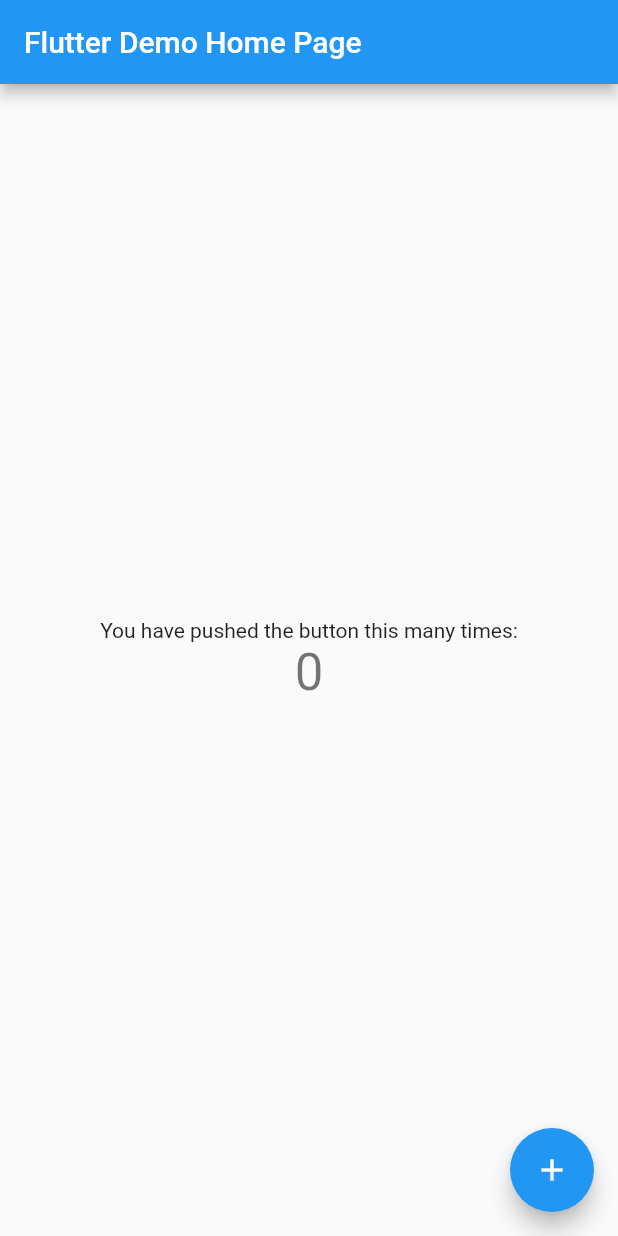
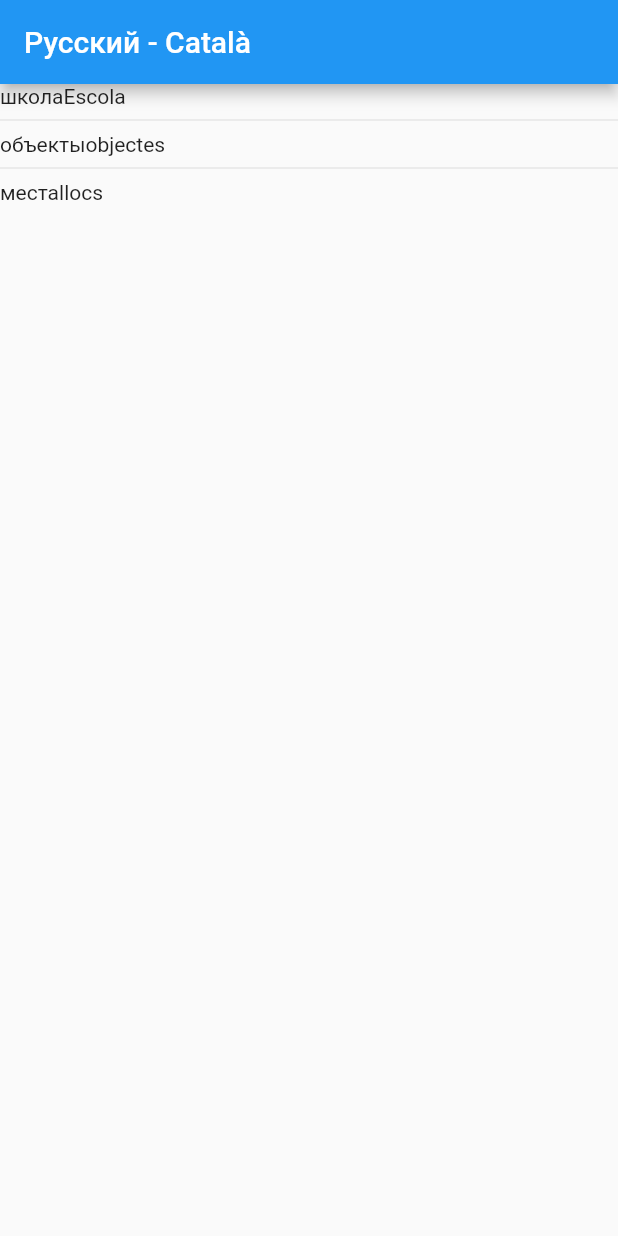
Before and after one commit to Menjaplom/glossary, a Flutter app: the screen it shows after launch, on a phone screen of 412 x 824 dp. Run offline on Flutter 3.47's test engine with Material 2 defaults, Android fonts, the phone set to English and light mode, and no system bars; our stand-ins replace flutter_spinkit.

Commit message:
Add basic loading page + mock home page

```diff
--- a/lib/main.dart
+++ b/lib/main.dart
@@ -1,113 +1,9 @@
 import 'package:flutter/material.dart';
+import 'package:glossary/pages/home_page.dart';
+import 'package:glossary/pages/loading.dart';
 
-void main() {
-  runApp(MyApp());
-}
-
-class MyApp extends StatelessWidget {
-  // This widget is the root of your application.
-  @override
-  Widget build(BuildContext context) {
-    return MaterialApp(
-      title: 'Flutter Demo',
-      theme: ThemeData(
-        // This is the theme of your application.
-        //
-        // Try running your application with "flutter run". You'll see the
-        // application has a blue toolbar. Then, without quitting the app, try
-        // changing the primarySwatch below to Colors.green and then invoke
-        // "hot reload" (press "r" in the console where you ran "flutter run",
-        // or simply save your changes to "hot reload" in a Flutter IDE).
-        // Notice that the counter didn't reset back to zero; the application
-        // is not restarted.
-        primarySwatch: Colors.blue,
-      ),
-      home: MyHomePage(title: 'Flutter Demo Home Page'),
-    );
-  }
-}
-
-class MyHomePage extends StatefulWidget {
-  MyHomePage({Key? key, required this.title}) : super(key: key);
-
-  // This widget is the home page of your application. It is stateful, meaning
-  // that it has a State object (defined below) that contains fields that affect
-  // how it looks.
-
-  // This class is the configuration for the state. It holds the values (in this
-  // case the title) provided by the parent (in this case the App widget) and
-  // used by the build method of the State. Fields in a Widget subclass are
-  // always marked "final".
-
-  final String title;
-
-  @override
-  _MyHomePageState createState() => _MyHomePageState();
-}
-
-class _MyHomePageState extends State<MyHomePage> {
-  int _counter = 0;
-
-  void _incrementCounter() {
-    setState(() {
-      // This call to setState tells the Flutter framework that something has
-      // changed in this State, which causes it to rerun the build method below
-      // so that the display can reflect the updated values. If we changed
-      // _counter without calling setState(), then the build method would not be
-      // called again, and so nothing would appear to happen.
-      _counter++;
-    });
-  }
-
-  @override
-  Widget build(BuildContext context) {
-    // This method is rerun every time setState is called, for instance as done
-    // by the _incrementCounter method above.
-    //
-    // The Flutter framework has been optimized to make rerunning build methods
-    // fast, so that you can just rebuild anything that needs updating rather
-    // than having to individually change instances of widgets.
-    return Scaffold(
-      appBar: AppBar(
-        // Here we take the value from the MyHomePage object that was created by
-        // the App.build method, and use it to set our appbar title.
-        title: Text(widget.title),
-      ),
-      body: Center(
-        // Center is a layout widget. It takes a single child and positions it
-        // in the middle of the parent.
-        child: Column(
-          // Column is also a layout widget. It takes a list of children and
-          // arranges them vertically. By default, it sizes itself to fit its
-          // children horizontally, and tries to be as tall as its parent.
-          //
-          // Invoke "debug painting" (press "p" in the console, choose the
-          // "Toggle Debug Paint" action from the Flutter Inspector in Android
-          // Studio, or the "Toggle Debug Paint" command in Visual Studio Code)
-          // to see the wireframe for each widget.
-          //
-          // Column has various properties to control how it sizes itself and
-          // how it positions its children. Here we use mainAxisAlignment to
-          // center the children vertically; the main axis here is the vertical
-          // axis because Columns are vertical (the cross axis would be
-          // horizontal).
-          mainAxisAlignment: MainAxisAlignment.center,
-          children: <Widget>[
-            Text(
-              'You have pushed the button this many times:',
-            ),
-            Text(
-              '$_counter',
-              style: Theme.of(context).textTheme.headline4,
-            ),
-          ],
-        ),
-      ),
-      floatingActionButton: FloatingActionButton(
-        onPressed: _incrementCounter,
-        tooltip: 'Increment',
-        child: Icon(Icons.add),
-      ), // This trailing comma makes auto-formatting nicer for build methods.
-    );
-  }
-}
+void main() => runApp(MaterialApp(initialRoute: '/', routes: {
+      '/': (context) => Loading(),
+      '/home': (context) => HomePage(),
+      //'/add': (context) => AddWord(),
+    }));
--- /dev/null
+++ b/lib/pages/home_page.dart
@@ -0,0 +1,41 @@
+import 'package:flutter/material.dart';
+
+class HomePage extends StatefulWidget {
+  @override
+  _HomePageState createState() => _HomePageState();
+}
+
+class _HomePageState extends State<HomePage> {
+  Map data = {};
+  bool order = false;
+  List<String> language = ['Unassigned', 'Unassigned'];
+  List<List<String>> tags = [];
+
+  @override
+  Widget build(BuildContext context) {
+    data = data.isNotEmpty
+        ? data
+        : ModalRoute.of(context)!.settings.arguments
+            as Map<dynamic, dynamic>; // TODO: surely this line can be improved
+    language = data.isNotEmpty ? data['language'] : language;
+    tags = data.isNotEmpty ? data['tags'] : tags;
+    order = data.isNotEmpty ? data['order'] : order;
+
+    int first = order ? 1 : 0;
+    int second = order ? 0 : 1;
+    return Scaffold(
+        appBar: AppBar(
+          title: Text("${language[first]} - ${language[second]}"),
+        ),
+        body: Center(
+            child: ListView.separated(
+                itemBuilder: (_, index) => Row(
+                      children: <Widget>[
+                        Text(tags[index][first]),
+                        Text(tags[index][second])
+                      ],
+                    ),
+                separatorBuilder: (_, x) => Divider(),
+                itemCount: tags.length)));
+  }
+}
--- a/pubspec.yaml
+++ b/pubspec.yaml
@@ -23,7 +23,7 @@
 dependencies:
   flutter:
     sdk: flutter
-
+  flutter_spinkit: ^5.1.0
 
   # The following adds the Cupertino Icons font to your application.
   # Use with the CupertinoIcons class for iOS style icons.
```
Also changed, not shown: lib/pages/loading.dart (added, +44 -0 lines), .devcontainer/devcontainer.json, pubspec.lock, 1 other file.
